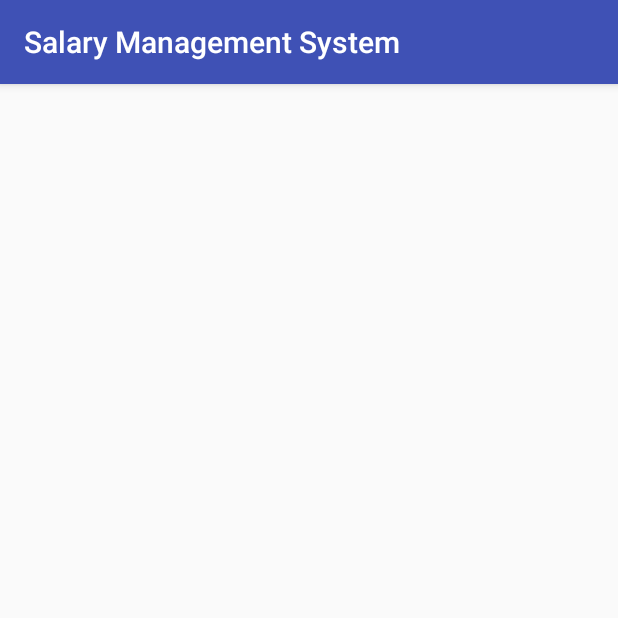
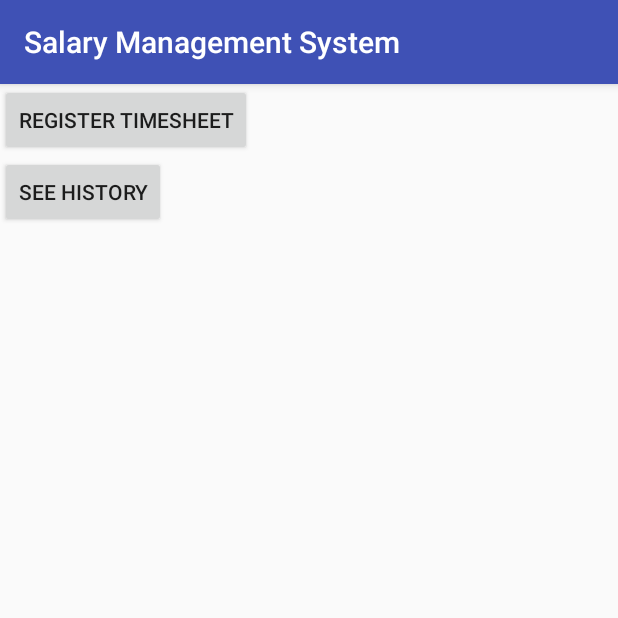
Before and after one commit to victorisaip/SalaryManagement, an Android app: the MainMenuForEmployees screen opened directly, with no data from a screen before it, on a phone screen of 412 x 824 dp, the top half of it. Run offline under Robolectric (Android 15) with nearby library versions, the phone set to English and light mode, and no system bars.

Commit message:
Final Changes

```diff
--- a/app/src/main/res/layout/menu_for_employees.xml
+++ b/app/src/main/res/layout/menu_for_employees.xml
@@ -1,13 +1,27 @@
 <?xml version="1.0" encoding="utf-8"?>
-<RelativeLayout xmlns:android="http://schemas.android.com/apk/res/android"
+<LinearLayout xmlns:android="http://schemas.android.com/apk/res/android"
     xmlns:tools="http://schemas.android.com/tools"
     android:id="@+id/menu_for_employees"
     android:layout_width="match_parent"
     android:layout_height="match_parent"
-    android:paddingBottom="@dimen/activity_vertical_margin"
-    android:paddingLeft="@dimen/activity_horizontal_margin"
-    android:paddingRight="@dimen/activity_horizontal_margin"
-    android:paddingTop="@dimen/activity_vertical_margin"
+    android:orientation="vertical"
     tools:context="com.example.victo.salarymanagement.MainMenuForEmployees">
 
-</RelativeLayout>
+    <Button
+        android:layout_width="wrap_content"
+        android:layout_height="wrap_content"
+        android:text="Register timesheet"
+        android:id="@+id/btnRegisterTimeSheet"
+        android:onClick="registerTimeSheet"/>
+
+    <Button
+        android:layout_width="wrap_content"
+        android:layout_height="wrap_content"
+        android:id="@+id/btnSeeHistory"
+        android:text="See history"
+        android:onClick="seeHistory"/>
+
+
+
+
+</LinearLayout>
--- a/app/src/main/res/values/strings.xml
+++ b/app/src/main/res/values/strings.xml
@@ -1,4 +1,5 @@
 <resources>
     <string name="app_name">Salary Management System</string>
-    <string name="title_activity_main_menu_for_employees">MainMenuForEmployees</string>
+    <string name="title_activity_main_menu_for_employees">Main menu</string>
+
 </resources>
```
Also changed, not shown: app/src/main/AndroidManifest.xml (+5 -2 lines), app/src/main/java/com/example/victo/salarymanagement/HomePage.java (+7 -4 lines), app/src/main/java/com/example/victo/salarymanagement/MainMenuForEmployees.java (+11 -0 lines), app/src/main/java/com/example/victo/salarymanagement/RegisterTimeSheet.java (added, +16 -0 lines), app/src/main/res/layout/activity_register_time_sheet.xml (added, +71 -0 lines).
